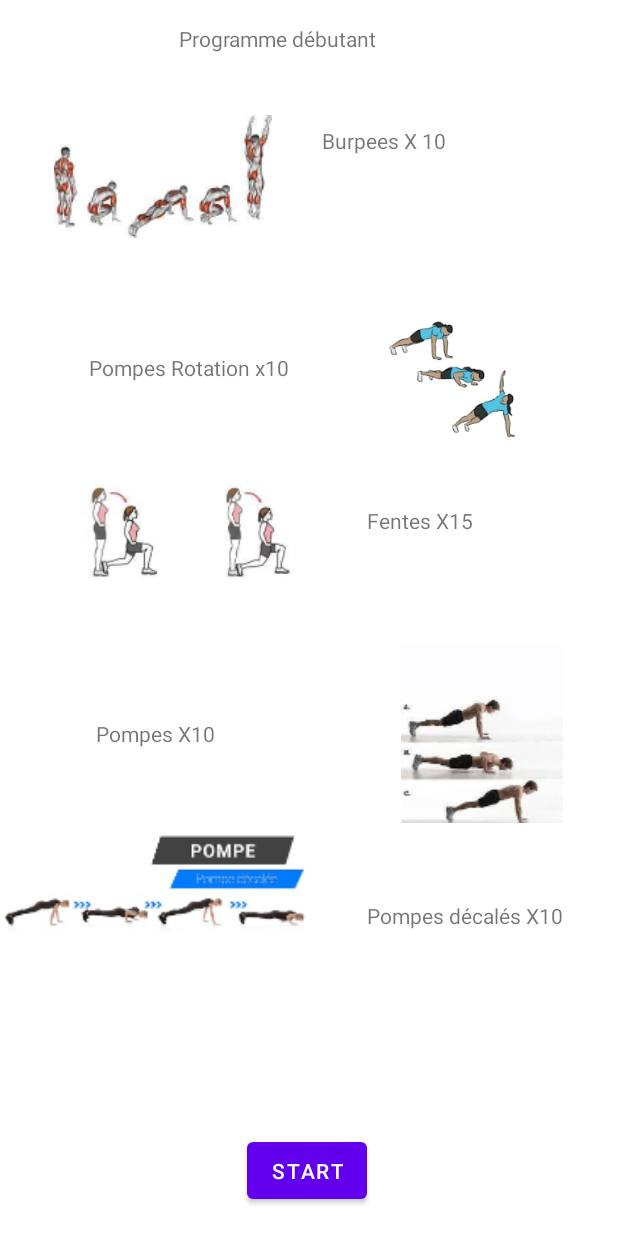
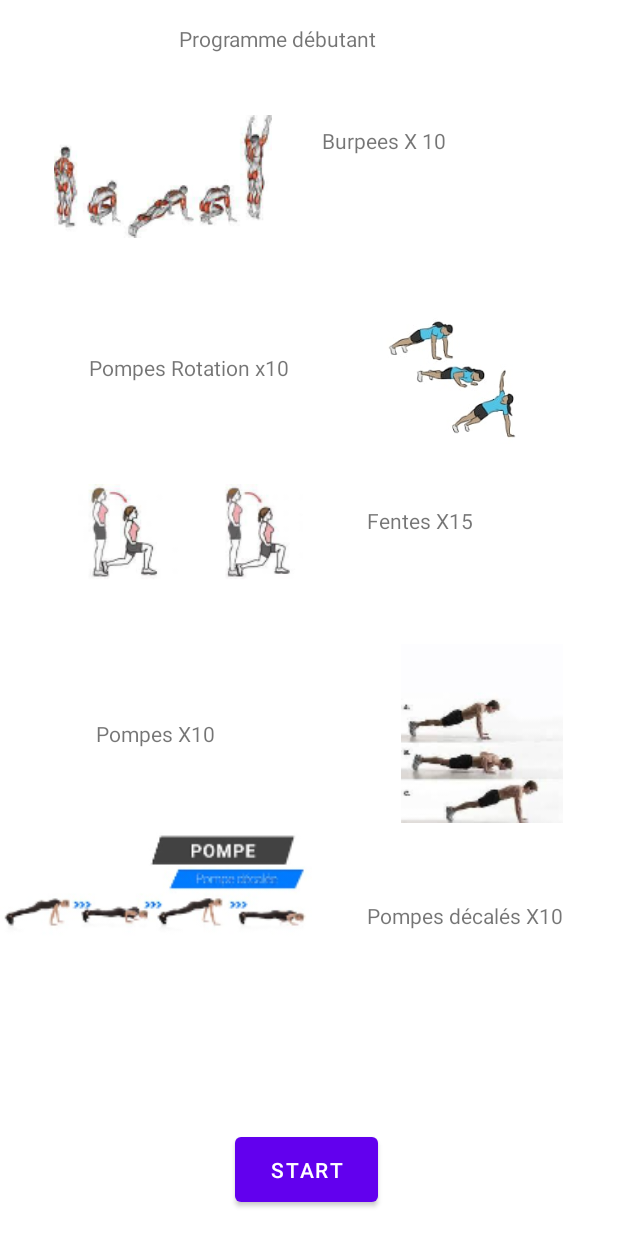
Before and after one commit to Rayane45/NVGUP, an Android app: the layout programme_exo_facile.xml on its own in the app's theme, with its tools: preview values and no code run, on a phone screen of 412 x 824 dp. Run offline under Robolectric (Android 15) with nearby library versions, the phone set to English and light mode, and no system bars.

Commit message:
ça sera comme ça, je ne peux fusionner 2 trucs

```diff
--- a/app/src/main/AndroidManifest.xml
+++ b/app/src/main/AndroidManifest.xml
@@ -21,6 +21,7 @@
         <activity android:name=".Mouvements"/>
         <activity android:name=".Mouvementsbras2"/>
         <activity android:name=".MouvementsJambes"/>
+        <activity android:name=".ProgrammeFacile"/>
     </application>
 
 </manifest>
--- a/app/src/main/java/com/example/nvgup/Home.java
+++ b/app/src/main/java/com/example/nvgup/Home.java
@@ -39,7 +39,7 @@ public class Home extends AppCompatActivity {
         mButtonJambes.setOnClickListener(new View.OnClickListener() {
             @Override
             public void onClick(View v) {
-                Intent intent = new Intent(Home.this, Timer.class);
+                Intent intent = new Intent(Home.this, ProgrammeFacile.class);
                 startActivity(intent);
             }
         });
--- a/app/src/main/res/layout/programme_exo_facile.xml
+++ b/app/src/main/res/layout/programme_exo_facile.xml
@@ -126,14 +126,51 @@
 
     <Button
         android:id="@+id/Start_facile"
-        android:layout_width="80dp"
-        android:layout_height="50dp"
+        android:layout_width="95dp"
+        android:layout_height="55dp"
         android:text="Start"
         app:layout_constraintBottom_toBottomOf="parent"
         app:layout_constraintEnd_toEndOf="parent"
         app:layout_constraintHorizontal_bias="0.495"
         app:layout_constraintStart_toStartOf="parent"
         app:layout_constraintTop_toTopOf="parent"
-        app:layout_constraintVertical_bias="0.976" />
+        app:layout_constraintVertical_bias="0.978" />
+
+    <TextView
+        android:id="@+id/txt_time"
+        android:layout_width="wrap_content"
+        android:layout_height="wrap_content"
+        android:textAppearance="?android:attr/textAppearanceLarge"
+        android:textSize="25sp"
+        android:visibility="invisible"
+        app:layout_constraintBottom_toBottomOf="parent"
+        app:layout_constraintEnd_toEndOf="parent"
+        app:layout_constraintHorizontal_bias="0.41"
+        app:layout_constraintStart_toEndOf="@+id/pompes_dec2"
+        app:layout_constraintTop_toTopOf="@+id/pompes_dec2"
+        app:layout_constraintVertical_bias="0.595"
+        android:fontFamily="@font/crochet_pattern_bold"/>
+
+    <Button
+        android:id="@+id/reset_time"
+        android:layout_width="29dp"
+        android:layout_height="37dp"
+        android:text="Button"
+        android:visibility="invisible"
+        app:layout_constraintBottom_toBottomOf="@+id/progess_debutant"
+        app:layout_constraintEnd_toEndOf="parent"
+        app:layout_constraintStart_toEndOf="@+id/txt_time"
+        app:layout_constraintTop_toTopOf="@+id/progess_debutant" />
+
+    <ProgressBar
+        android:id="@+id/progess_debutant"
+        style="?android:attr/progressBarStyleHorizontal"
+        android:layout_width="74dp"
+        android:layout_height="43dp"
+        android:visibility="invisible"
+        app:layout_constraintBottom_toBottomOf="parent"
+        app:layout_constraintEnd_toStartOf="@+id/reset_time"
+        app:layout_constraintStart_toEndOf="@+id/Start_facile"
+        app:layout_constraintTop_toBottomOf="@+id/txt_time" />
 
 </androidx.constraintlayout.widget.ConstraintLayout>
```
Also changed, not shown: app/src/main/java/com/example/nvgup/ProgrammeFacile.java (+96 -3 lines), app/src/main/java/com/example/nvgup/Timer.java (+14 -4 lines), app/src/main/java/com/example/nvgup/adapteur/Imagededépart.kt (deleted, +0 -26 lines).
